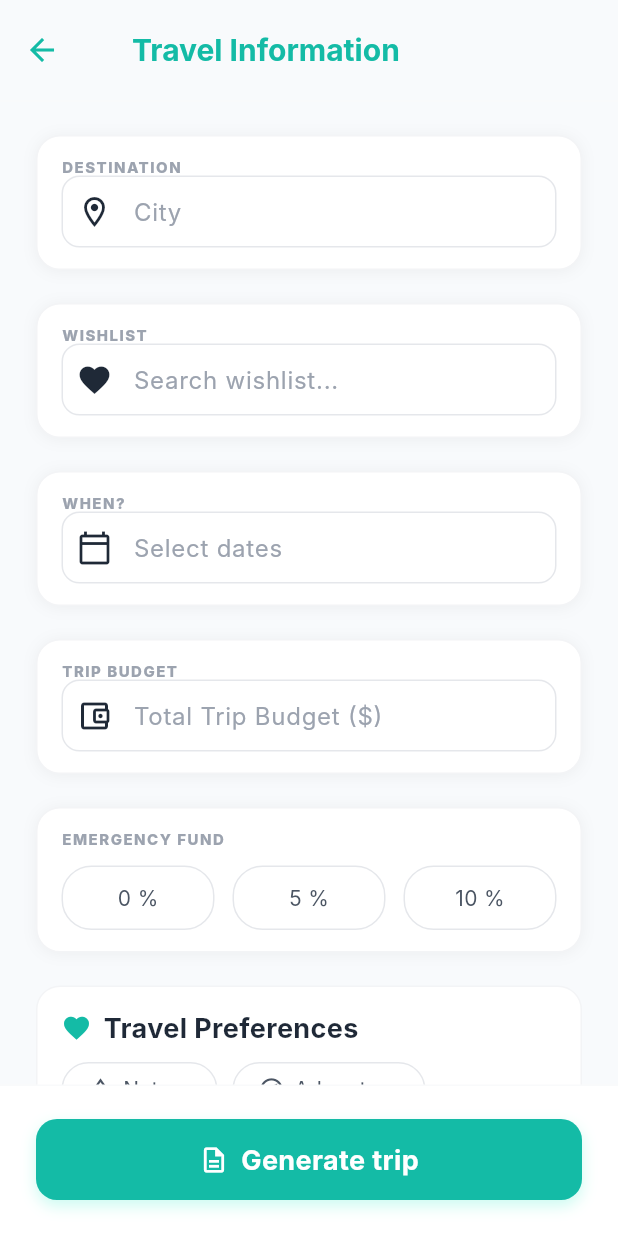
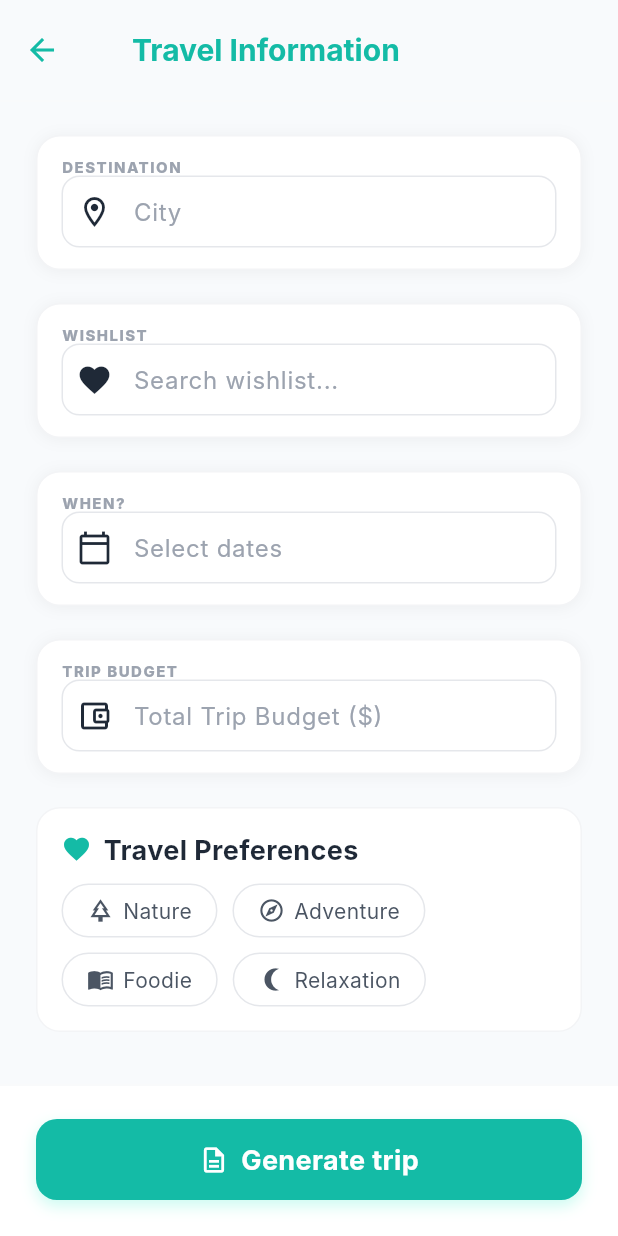
Before and after one commit to AlexHong04/TREK, a Flutter app: the TravelInformationInputScreen screen opened by its route, on a phone screen of 412 x 824 dp. Run offline on Flutter 3.47's test engine with Material 3 defaults, Android fonts, the phone set to English and light mode, and no system bars; our stand-ins replace geolocator, google_generative_ai, image_picker, permission_handler, supabase_flutter; accounts and stored records are empty; Roboto replaces fonts that are missing (Inter).

```diff
--- a/lib/main.dart
+++ b/lib/main.dart
@@ -61,13 +61,14 @@ class MyApp extends StatelessWidget {
       },
       navigatorKey: NavigatorService.navigatorKey,
       initialRoute: AppRoutes.initialRoute,
+
       routes: {
         AppRoutes.homeScreen: (context) => HomeScreen.builder(context),
         AppRoutes.travelInformationInputScreen: (context) =>
             TravelInformationInputScreen.builder(context),
         AppRoutes.wholeItineraryDetailScreen: (context) =>
             WholeItineraryDetailScreen.builder(context),
-        AppRoutes.activityScreen: (context) => const ActivityScreen(),
+        AppRoutes.activityScreen: (context) => ActivityScreen.builder(context),
       },
     );
   }
--- a/lib/models/entities/whole_trip.dart
+++ b/lib/models/entities/whole_trip.dart
@@ -5,7 +5,6 @@ class WholeTrip {
   final DateTime startDate;
   final DateTime endDate;
   final double totalBudget;
-  final double? emergencyFund;
   final double? remainingBalance;
   final bool? isCriticalBudget;
   final String status;
@@ -20,7 +19,6 @@ class WholeTrip {
     required this.startDate,
     required this.endDate,
     required this.totalBudget,
-    this.emergencyFund,
     this.remainingBalance,
     this.isCriticalBudget,
     required this.status,
@@ -36,7 +34,6 @@ class WholeTrip {
     DateTime? startDate,
     DateTime? endDate,
     double? totalBudget,
-    double? emergencyFund,
     double? remainingBalance,
     bool? isCriticalBudget,
     String? status,
@@ -51,7 +48,6 @@ class WholeTrip {
       startDate: startDate ?? this.startDate,
       endDate: endDate ?? this.endDate,
       totalBudget: totalBudget ?? this.totalBudget,
-      emergencyFund: emergencyFund ?? this.emergencyFund,
       remainingBalance: remainingBalance ?? this.remainingBalance,
       isCriticalBudget: isCriticalBudget ?? this.isCriticalBudget,
       status: status ?? this.status,
@@ -69,7 +65,6 @@ class WholeTrip {
       startDate: DateTime.parse(json['start_date']),
       endDate: DateTime.parse(json['end_date']),
       totalBudget: (json['total_budget'] as num).toDouble(),
-      emergencyFund: (json['emergency_fund'] as num?)?.toDouble(),
       remainingBalance: (json['remaining_balance'] as num?)?.toDouble(),
       isCriticalBudget: json['is_critical_budget'],
       status: json['status'],
@@ -89,7 +84,6 @@ class WholeTrip {
       'start_date': startDate.toIso8601String(),
       'end_date': endDate.toIso8601String(),
       'total_budget': totalBudget,
-      if (emergencyFund != null) 'emergency_fund': emergencyFund,
       if (remainingBalance != null) 'remaining_balance': remainingBalance,
       if (isCriticalBudget != null) 'is_critical_budget': isCriticalBudget,
       'status': status,
--- a/lib/view_models/presentation_logic/travel_information_input_view_model.dart
+++ b/lib/view_models/presentation_logic/travel_information_input_view_model.dart
@@ -53,11 +53,6 @@ class TravelInformationInputViewModel extends ChangeNotifier {
     notifyListeners();
   }
 
-  void selectEmergencyFund(String percentage) {
-    _uiState = _uiState.copyWith(selectedEmergencyFund: percentage);
-    notifyListeners();
-  }
-
   void addWishlistItem(String item) {
     final trimmed = item.trim();
     if (trimmed.isEmpty) return;
--- a/lib/view_models/ui_state/travel_information_ui_state.dart
+++ b/lib/view_models/ui_state/travel_information_ui_state.dart
@@ -25,8 +25,7 @@ class TravelInformationUiState {
     return TravelInformationUiState(
       isLoading: isLoading ?? this.isLoading,
       selectedPreference: selectedPreference ?? this.selectedPreference,
-      selectedEmergencyFund:
-          selectedEmergencyFund ?? this.selectedEmergencyFund,
+      selectedEmergencyFund: selectedEmergencyFund ?? this.selectedEmergencyFund,
       errorMessage: errorMessage ?? this.errorMessage,
       wishlistItems: wishlistItems ?? this.wishlistItems,
     );
--- a/lib/views/travel_information_input_screen.dart
+++ b/lib/views/travel_information_input_screen.dart
@@ -105,8 +105,6 @@ class _TravelInformationInputScreenState
                       validator: viewModel.validateBudget,
                     ),
                     const SizedBox(height: 22.0),
-                    _buildEmergencyFundSection(viewModel),
-                    const SizedBox(height: 22.0),
                     _buildTravelPreferencesSection(viewModel),
                     const SizedBox(height: 16.0),
                   ],
@@ -209,78 +207,6 @@ class _TravelInformationInputScreenState
     );
   }
 
-  Widget _buildEmergencyFundSection(TravelInformationInputViewModel viewModel) {
-    return Container(
-      margin: const EdgeInsets.symmetric(horizontal: 24.0),
-      padding: const EdgeInsets.symmetric(horizontal: 16.0, vertical: 14.0),
-      decoration: BoxDecoration(
-        color: appTheme.white_A700,
-        borderRadius: BorderRadius.circular(16.0),
-        border: Border.all(color: appTheme.gray_100, width: 1.0),
-        boxShadow: [
-          BoxShadow(
-            color: appTheme.black_900_0c,
-            offset: const Offset(0, 1),
-            blurRadius: 8,
-          ),
-        ],
-      ),
-      child: Column(
-        crossAxisAlignment: CrossAxisAlignment.start,
-        children: [
-          Text(
-            'EMERGENCY FUND',
-            style: TextStyle(
-              fontSize: 10,
-              fontWeight: FontWeight.w800,
-              fontFamily: 'Inter',
-              color: appTheme.blue_gray_300,
-            ).copyWith(letterSpacing: 1, height: 1.2),
-          ),
-          const SizedBox(height: 12.0),
-          Row(
-            children: [
-              Expanded(child: _buildEmergencyFundButton(viewModel, '0 %')),
-              const SizedBox(width: 12.0),
-              Expanded(child: _buildEmergencyFundButton(viewModel, '5 %')),
-              const SizedBox(width: 12.0),
-              Expanded(child: _buildEmergencyFundButton(viewModel, '10 %')),
-            ],
-          ),
-        ],
-      ),
-    );
-  }
-
-  Widget _buildEmergencyFundButton(
-    TravelInformationInputViewModel viewModel,
-    String label,
-  ) {
-    bool isSelected = viewModel.uiState.selectedEmergencyFund == label;
-    return GestureDetector(
-      onTap: () => viewModel.selectEmergencyFund(label),
-      child: Container(
-        padding: const EdgeInsets.symmetric(vertical: 12.0),
-        decoration: BoxDecoration(
-          color: isSelected ? appTheme.gray_50_01 : appTheme.white_A700,
-          borderRadius: BorderRadius.circular(20.0),
-          border: Border.all(
-            color: isSelected ? appTheme.teal_A700 : appTheme.gray_200,
-            width: isSelected ? 2.0 : 1.0,
-          ),
-        ),
-        alignment: Alignment.center,
-        child: Text(
-          label,
-          style: TextStyle(fontSize: 14, fontFamily: 'Inter').copyWith(
-            color: isSelected ? appTheme.teal_A700 : appTheme.blue_gray_700,
-            height: 1.21,
-          ),
-        ),
-      ),
-    );
-  }
-
   Widget _buildBottomSection(TravelInformationInputViewModel viewModel) {
     return Container(
       decoration: BoxDecoration(
@@ -326,7 +252,6 @@ class _TravelInformationInputScreenState
                       'dates': viewModel.dateController.text,
                       'budget': viewModel.budgetController.text,
                       'preference': viewModel.uiState.selectedPreference,
-                      'emergencyFund': viewModel.uiState.selectedEmergencyFund,
                     },
                   );
                 }
```
Also changed, not shown: lib/models/configurations/gemini_api_config.dart (+58 -0 lines), lib/models/repository/itinerary_repository.dart (+24 -0 lines), lib/models/services/itinerary_service.dart (+30 -1 lines), lib/view_models/presentation_logic/activity_view_model.dart (+51 -2 lines), lib/views/activity_screen.dart (+52 -42 lines), lib/views/home_screen.dart (+22 -2 lines), 1 other file.
